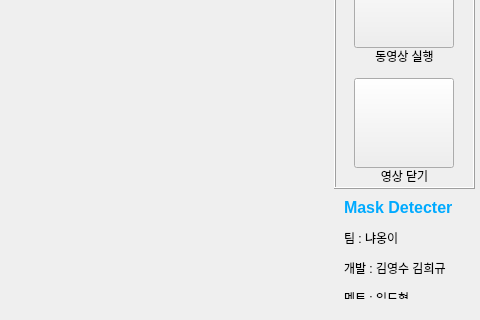
Before: the Qt Designer form mainGUI.ui in HeegyuKim/AI_MaskDetector_Kitty, drawn with Qt 5; both pictures show x 326 to 806 and y 182 to 502 of the 806 by 502 pixel window.
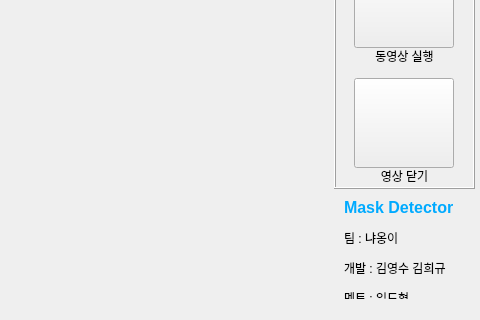
After: the same form once the commit is applied. Icons and pictures are not drawn.

Commit message: 오타 수정

What changed in the file:
```diff
--- a/mainGUI.ui
+++ b/mainGUI.ui
@@ -43,7 +43,7 @@
      </rect>
     </property>
     <property name="text">
-     <string>&lt;html&gt;&lt;head/&gt;&lt;body&gt;&lt;p&gt;&lt;span style=&quot; font-size:12pt; font-weight:600; color:#00aaff;&quot;&gt;Mask Detecter&lt;/span&gt;&lt;/p&gt;&lt;p&gt;팀 : 냐옹이&lt;/p&gt;&lt;p&gt;개발 : 김영수 김희규&lt;/p&gt;&lt;p&gt;멘토 : 임도형&lt;/p&gt;&lt;/body&gt;&lt;/html&gt;</string>
+     <string>&lt;html&gt;&lt;head/&gt;&lt;body&gt;&lt;p&gt;&lt;span style=&quot; font-size:12pt; font-weight:600; color:#00aaff;&quot;&gt;Mask Detector&lt;/span&gt;&lt;/p&gt;&lt;p&gt;팀 : 냐옹이&lt;/p&gt;&lt;p&gt;개발 : 김영수 김희규&lt;/p&gt;&lt;p&gt;멘토 : 임도형&lt;/p&gt;&lt;/body&gt;&lt;/html&gt;</string>
     </property>
    </widget>
    <widget class="QFrame" name="frame">
```
Left out of the diff: 2 changed lines with no effect on the pictures. The commit also changes 1 other file.
